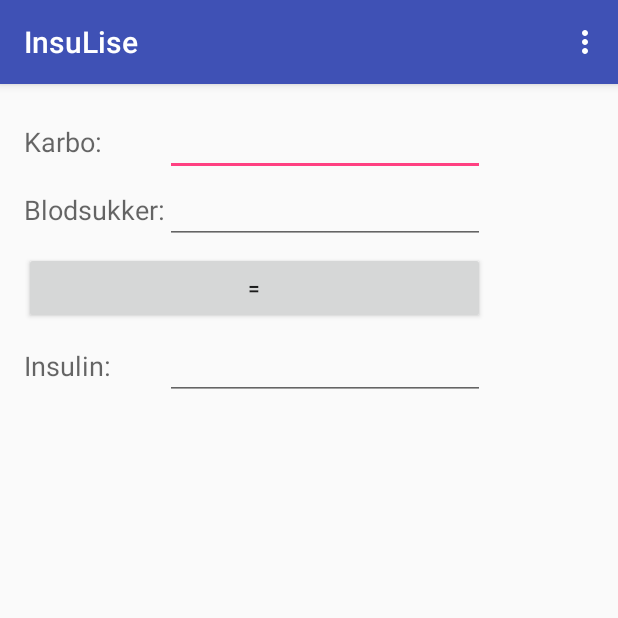
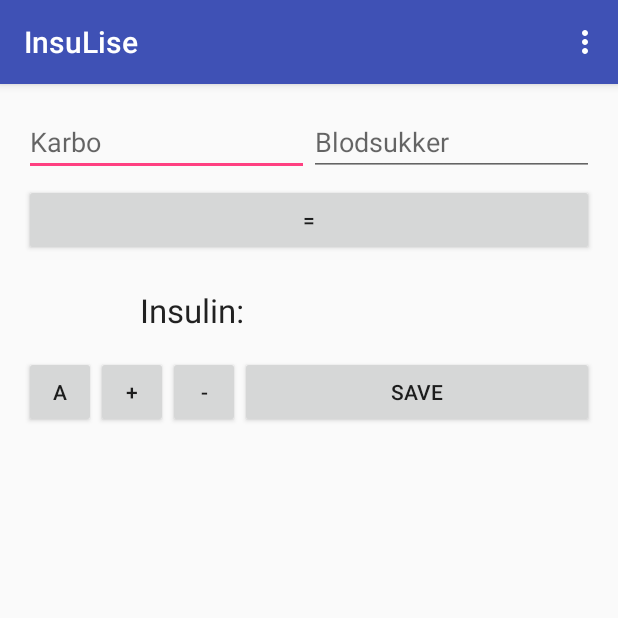
Before and after one commit to maddingo/insulincalc, an Android app: the screen it shows after launch (InsulinCalculatorActivity), on a phone screen of 412 x 824 dp, the top half of it. Run offline under Robolectric (Android 15) with nearby library versions, the phone set to English and light mode, and no system bars.

Commit message:
Improved navigation, soft keyboard handling, adjustment of insulin dose

```diff
--- a/app/src/main/AndroidManifest.xml
+++ b/app/src/main/AndroidManifest.xml
@@ -11,7 +11,7 @@
         android:label="@string/app_name"
         android:supportsRtl="true"
         android:theme="@style/AppTheme">
-        <activity android:name=".InsulinCalculatorActivity">
+        <activity android:name=".InsulinCalculatorActivity" android:windowSoftInputMode="stateVisible">
             <intent-filter>
                 <action android:name="android.intent.action.MAIN" />
 
--- a/app/src/main/java/info/goldhahn/insulise/InsulinCalculatorActivity.java
+++ b/app/src/main/java/info/goldhahn/insulise/InsulinCalculatorActivity.java
@@ -1,6 +1,7 @@
 package info.goldhahn.insulise;
 
 import android.content.ContentValues;
+import android.content.Context;
 import android.content.Intent;
 import android.content.SharedPreferences;
 import android.preference.PreferenceManager;
@@ -10,7 +11,9 @@ import android.os.Bundle;
 import android.view.Menu;
 import android.view.MenuItem;
 import android.view.View;
+import android.view.inputmethod.InputMethodManager;
 import android.widget.EditText;
+import android.widget.TextView;
 import android.widget.Toast;
 
 import java.text.DecimalFormat;
@@ -20,6 +23,7 @@ import info.goldhahn.insulise.history.HistoryContract;
 
 public class InsulinCalculatorActivity extends AppCompatActivity {
     private NumberFormat numberFormat = new DecimalFormat("###0.00");
+    private NumberFormat numberFormat1Digit = new DecimalFormat("###0.0");
 
     @Override
     protected void onCreate(Bundle savedInstanceState) {
@@ -47,9 +51,25 @@ public class InsulinCalculatorActivity extends AppCompatActivity {
         return false;
     }
 
+    @Override
+    protected void onPostCreate(Bundle savedInstanceState) {
+        super.onPostCreate(savedInstanceState);
+        View karbo = findViewById(R.id.karbo);
+        karbo.setNextFocusDownId(R.id.blodsugar);
+        View bs = findViewById(R.id.blodsugar);
+        bs.setNextFocusDownId(R.id.calcButton);
+        karbo.requestFocus();
+        InputMethodManager imm = (InputMethodManager) getSystemService(Context.INPUT_METHOD_SERVICE);
+//        imm.showSoftInput(karbo, InputMethodManager.SHOW_IMPLICIT);
+        imm.toggleSoftInput(InputMethodManager.SHOW_FORCED, InputMethodManager.HIDE_IMPLICIT_ONLY);
+    }
+
     public void onCalculate(View view) {
 
         try {
+            InputMethodManager imm = (InputMethodManager) getSystemService(Context.INPUT_METHOD_SERVICE);
+            imm.hideSoftInputFromWindow(view.getWindowToken(), 0);
+
             SharedPreferences preferences = PreferenceManager.getDefaultSharedPreferences(this);
             Double ik = getPrefValue(preferences, R.string.pref_key_ik);
             Double is = getPrefValue(preferences, R.string.pref_key_is);
@@ -60,16 +80,51 @@ public class InsulinCalculatorActivity extends AppCompatActivity {
 
             Double insulin = kh / ik + (bs - targetVal) / is;
 
-            EditText insulinValue = (EditText) findViewById(R.id.insulin);
+            TextView insulinValue = (TextView) findViewById(R.id.insulin);
             insulinValue.setText(formatNumber(insulin));
             insulinValue.setNextFocusDownId(R.id.insulin);
 
-            saveToHistory(ik, is, targetVal, bs, kh, insulin);
+            // jump to insuline window
+            insulinValue.requestFocus();
         } catch(NumberFormatException e) {
             Toast.makeText(this, getString(R.string.error_msg_missing_prefs), Toast.LENGTH_LONG).show();
         } catch (RuntimeException e) {
             Toast.makeText(this, getString(R.string.error_msg_calc), Toast.LENGTH_SHORT).show();
         }
+    }
+
+    public void onSave(View view) {
+        SharedPreferences preferences = PreferenceManager.getDefaultSharedPreferences(this);
+        Double ik = getPrefValue(preferences, R.string.pref_key_ik);
+        Double is = getPrefValue(preferences, R.string.pref_key_is);
+        Double targetVal = getPrefValue(preferences, R.string.pref_key_target);
+
+        Double bs = getInputValue(R.id.blodsugar);
+        Double kh = getInputValue(R.id.karbo);
+
+        Double insulin = getInputValue(R.id.insulin);
+
+        saveToHistory(ik, is, targetVal, bs, kh, insulin);
+    }
+
+    public void onAdjustAuto(View view) {
+        adjustInsulin(0.0);
+    }
+
+    public void onAdjustPlus(View view) {
+        adjustInsulin(0.5);
+    }
+
+    public void onAdjustMinus(View view) {
+        adjustInsulin(-0.5);
+    }
+
+    private void adjustInsulin(double adjustment) {
+        TextView insulinValue = (TextView) findViewById(R.id.insulin);
+        Double insulin = Double.valueOf(insulinValue.getText().toString());
+        insulinValue.setText(formatNumberPointFive(insulin + adjustment));
+        insulinValue.setNextFocusDownId(R.id.insulin);
+
     }
 
     private void saveToHistory(Double ik, Double is, Double targetVal, Double bs, Double kh, Double insulin) {
@@ -88,9 +143,6 @@ public class InsulinCalculatorActivity extends AppCompatActivity {
 
     /**
      * If the value is not set or not convertable to a double, a NumberFormatException is thrown.
-     * @param preferences
-     * @param prefId
-     * @return
      */
     @NonNull
     private Double getPrefValue(SharedPreferences preferences, int prefId) {
@@ -110,4 +162,12 @@ public class InsulinCalculatorActivity extends AppCompatActivity {
     private String formatNumber(Number num) {
         return numberFormat.format(num.doubleValue());
     }
+
+    /**
+     * Round to next .5 value and format
+     */
+    private String formatNumberPointFive(Number num) {
+
+        return numberFormat1Digit.format(Math.round(num.doubleValue() * 2.0) / 2.0);
+    }
 }
--- a/app/src/main/res/layout/activity_insulin_calculator.xml
+++ b/app/src/main/res/layout/activity_insulin_calculator.xml
@@ -1,6 +1,7 @@
 <?xml version="1.0" encoding="utf-8"?>
-<RelativeLayout xmlns:android="http://schemas.android.com/apk/res/android"
+<LinearLayout xmlns:android="http://schemas.android.com/apk/res/android"
     xmlns:tools="http://schemas.android.com/tools"
+    android:orientation="vertical"
     android:layout_width="match_parent"
     android:layout_height="match_parent"
     android:paddingBottom="@dimen/activity_vertical_margin"
@@ -9,125 +10,106 @@
     android:paddingTop="@dimen/activity_vertical_margin"
     tools:context=".InsulinCalculatorActivity">
 
-    <TableLayout
+    <LinearLayout
+        android:layout_width="match_parent"
+        android:layout_height="wrap_content"
+        android:orientation="horizontal">
+
+        <EditText
             android:layout_width="match_parent"
             android:layout_height="match_parent"
-        android:layout_alignParentTop="true"
-        android:layout_alignParentStart="true"
-        android:layout_alignParentBottom="true"
-        android:layout_alignParentEnd="true">
-
-        <TableRow
-            android:layout_width="match_parent"
-            android:layout_height="match_parent"
-            android:orientation="horizontal">
-
-            <TextView
-                android:layout_width="wrap_content"
-                android:layout_height="wrap_content"
-                android:textAppearance="?android:attr/textAppearanceMedium"
-                android:text="Karbo:"
-                android:id="@+id/karboLabel"
-                android:layout_below="@+id/bsLabel"
-                android:layout_alignParentStart="true"
-                android:layout_column="0" />
-
-            <EditText
-                android:layout_width="wrap_content"
-                android:layout_height="wrap_content"
-                android:inputType="numberDecimal"
+            android:inputType="number"
             android:ems="10"
             android:id="@+id/karbo"
-                android:layout_alignParentTop="true"
-                android:layout_alignParentEnd="true"
             android:editable="true"
             android:focusable="true"
             android:enabled="true"
-                android:layout_alignStart="@+id/calcButton"
-                android:layout_column="1" />
-        </TableRow>
+            android:lines="1"
+            android:numeric="integer"
+            android:hint="@string/calc_carbo_hint"
+            android:layout_weight="1"
+            android:focusableInTouchMode="true"/>
 
-        <TableRow
+        <EditText
             android:layout_width="match_parent"
             android:layout_height="match_parent"
-            android:orientation="horizontal">
-
-            <TextView
-                android:layout_width="wrap_content"
-                android:layout_height="wrap_content"
-                android:textAppearance="?android:attr/textAppearanceMedium"
-                android:text="Blodsukker:"
-                android:id="@+id/bsLabel"
-                android:layout_alignParentStart="true"
-                android:layout_alignBottom="@+id/karbo"
-                android:layout_column="0" />
-
-            <EditText
-                android:layout_width="wrap_content"
-                android:layout_height="wrap_content"
             android:inputType="numberDecimal"
             android:ems="10"
             android:id="@+id/blodsugar"
             android:editable="true"
             android:enabled="true"
             android:focusable="true"
-                android:layout_alignBottom="@+id/karboLabel"
-                android:layout_alignStart="@+id/calcButton"
-                android:layout_column="1" />
-        </TableRow>
-
-        <TableRow
-            android:layout_width="match_parent"
-            android:layout_height="match_parent">
+            android:hint="@string/calc_bloodsugar_hint"
+            android:layout_weight="1"
+            android:focusableInTouchMode="true" />
+    </LinearLayout>
 
     <Button
-                android:layout_width="wrap_content"
+        android:layout_width="match_parent"
         android:layout_height="wrap_content"
-                android:text="="
+        android:text="@string/calc_button_text"
         android:id="@+id/calcButton"
         android:onClick="onCalculate"
         android:enabled="true"
-                android:layout_below="@+id/blodsugar"
-                android:layout_toEndOf="@+id/bsLabel"
         android:layout_marginTop="5dp"
-                android:layout_column="0"
-                android:layout_span="2"
         android:layout_marginBottom="5dp"
-                android:textAlignment="center" />
+        android:textAlignment="center"
+        android:focusable="true"
+        android:focusableInTouchMode="true" />
 
-        </TableRow>
-
-        <TableRow
-            android:layout_width="match_parent"
-            android:layout_height="match_parent">
+    <LinearLayout
+        android:orientation="horizontal"
+        android:layout_width="wrap_content"
+        android:layout_height="wrap_content"
+        android:layout_gravity="center_horizontal">
 
         <TextView
             android:layout_width="wrap_content"
             android:layout_height="wrap_content"
-                android:textAppearance="?android:attr/textAppearanceMedium"
-                android:text="Insulin:"
-                android:id="@+id/insulinLabel"
-                android:layout_alignParentTop="true"
-                android:layout_alignParentStart="true"
-                android:layout_column="0" />
+            android:textAppearance="?android:attr/textAppearanceLarge"
+            android:text="@string/calc_insulin_label"
+            android:id="@+id/insulinLabel" />
 
-            <EditText
+        <TextView
             android:layout_width="wrap_content"
             android:layout_height="wrap_content"
-                android:inputType="numberDecimal"
-                android:ems="10"
+            android:textAppearance="?android:attr/textAppearanceLarge"
+            android:ems="6"
             android:id="@+id/insulin"
-                android:layout_alignBottom="@+id/insulinLabel"
-                android:layout_toEndOf="@+id/bsLabel"
-                android:layout_column="1" />
+            android:padding="@dimen/text_margin" />
+    </LinearLayout>
 
-        </TableRow>
+    <LinearLayout
+        android:layout_width="match_parent"
+        android:layout_height="wrap_content">
 
-        <TableRow
+        <Button
+            style="?android:attr/buttonStyleSmall"
+            android:layout_width="wrap_content"
+            android:layout_height="wrap_content"
+            android:text="@string/calc_adjust_auto"
+            android:onClick="onAdjustAuto" />
+
+        <Button
+            style="?android:attr/buttonStyleSmall"
+            android:layout_width="wrap_content"
+            android:layout_height="match_parent"
+            android:text="@string/calc_adjust_plus"
+            android:onClick="onAdjustPlus" />
+        <Button
+            style="?android:attr/buttonStyleSmall"
+            android:layout_width="wrap_content"
+            android:layout_height="match_parent"
+            android:text="@string/calc_adjust_minus"
+            android:onClick="onAdjustMinus" />
+        <Button
+            style="?android:attr/buttonStyleSmall"
             android:layout_width="match_parent"
-            android:layout_height="match_parent">
+            android:layout_height="wrap_content"
+            android:text="@string/calc_button_save"
+            android:id="@+id/saveButton"
+            android:onClick="onSave" />
 
-        </TableRow>
-    </TableLayout>
+    </LinearLayout>
 
-</RelativeLayout>
+</LinearLayout>
--- a/app/src/main/res/values/strings.xml
+++ b/app/src/main/res/values/strings.xml
@@ -13,5 +13,13 @@
     <string name="menu_settings">Settings</string>
     <string name="title_activity_history">History</string>
     <string name="error_msg_missing_prefs">Preference values a not set or incorrect.</string>
+    <string name="calc_carbo_hint">Karbo</string>
+    <string name="calc_bloodsugar_hint">Blodsukker</string>
+    <string name="calc_button_text">=</string>
+    <string name="calc_button_save">Save</string>
+    <string name="calc_insulin_label">Insulin:</string>
+    <string name="calc_adjust_auto">A</string>
+    <string name="calc_adjust_plus">+</string>
+    <string name="calc_adjust_minus">-</string>
 
 </resources>
```
Lines whose indentation alone changed are shown as unchanged.
